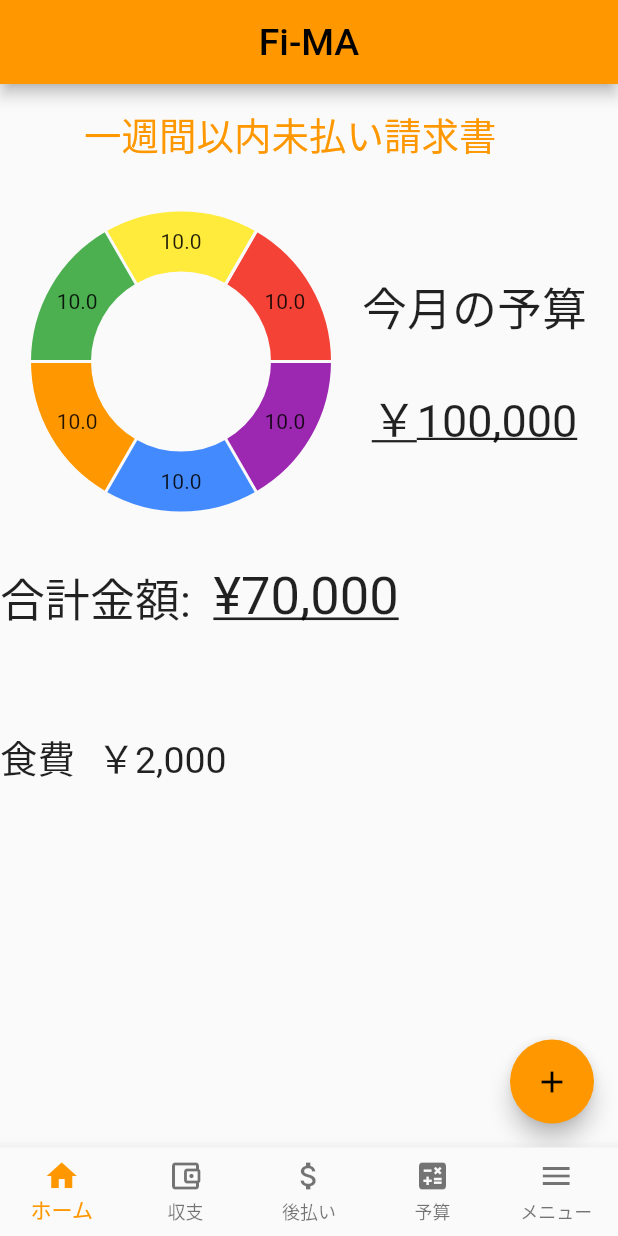
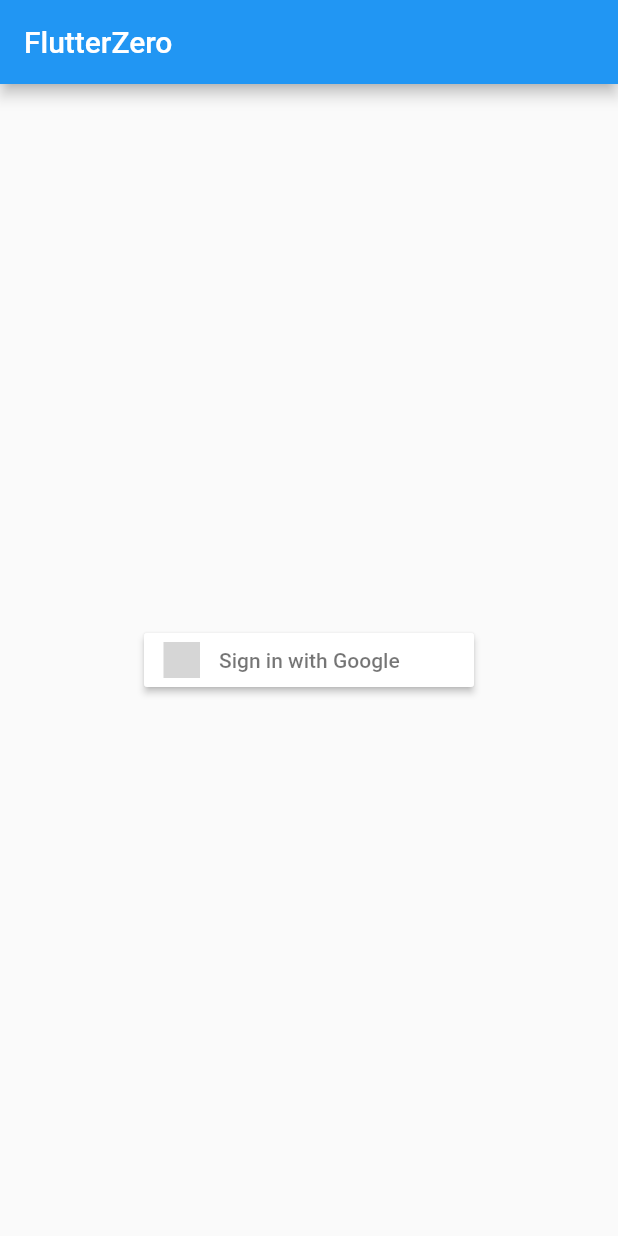
Before and after one commit to spr2140076/fi_ma202, a Flutter app: the screen it shows after launch, on a phone screen of 412 x 824 dp. Run offline on Flutter 3.47's test engine with Material 2 defaults, Android fonts, the phone set to English and light mode, and no system bars; drawn by our look-alikes of fl_chart; our stand-ins replace firebase_auth, firebase_core, flutter_local_notifications, flutter_native_timezone, flutter_riverpod, flutter_signin_button and 3 more; missing offline and left inert: flutter_app_badger; accounts and stored records are empty; grey boxes are pictures that could not be loaded.

Commit message:
ログイン実装

```diff
--- a/lib/footer.dart
+++ b/lib/footer.dart
@@ -1,10 +1,33 @@
-import 'package:fi_ma/home_screen.dart';
+import 'package:fi_ma/login.dart';
+import 'package:fi_ma/view/home_screen.dart';
 import 'package:fi_ma/view/budget/budget.dart';
 import 'package:fi_ma/view/deferred_payment/deferred_payment_list.dart';
 import 'package:fi_ma/view/register/exin_list.dart';
+import 'package:firebase_auth/firebase_auth.dart';
 import 'package:flutter/material.dart';
 import 'package:fi_ma/view/menu.dart';
 
+class MyApp extends StatelessWidget {
+  @override
+  Widget build(BuildContext context) => MaterialApp(
+    title: 'Flutter app',
+    home: StreamBuilder<User?>(
+      stream: FirebaseAuth.instance.authStateChanges(),
+      builder: (context, snapshot) {
+        if (snapshot.connectionState == ConnectionState.waiting) {
+          // スプラッシュ画面などに書き換えても良い
+          return const SizedBox();
+        }
+        if (snapshot.hasData) {
+          // User が null でなない、つまりサインイン済みのホーム画面へ
+          return const Footer();
+        }
+        // User が null である、つまり未サインインのサインイン画面へ
+        return LoginScreen();
+      },
+    ),
+  );
+}
 
 class Footer extends StatefulWidget {
   const Footer({Key? key}) : super(key: key);
--- /dev/null
+++ b/lib/login.dart
@@ -0,0 +1,44 @@
+import 'package:fi_ma/footer.dart';
+import 'package:flutter/cupertino.dart';
+import 'package:flutter/material.dart';
+import 'package:flutter_riverpod/flutter_riverpod.dart';
+import 'package:flutter_signin_button/button_list.dart';
+import 'package:flutter_signin_button/button_view.dart';
+
+import 'main.dart';
+
+class LoginScreen extends ConsumerWidget {
+  const LoginScreen({Key? key}) : super(key: key);
+
+  @override
+  Widget build(BuildContext context, WidgetRef ref) {
+    final googleProvider = ref.watch(googlSignInProvider);
+
+    return MaterialApp(
+      home: Scaffold(
+        appBar: AppBar(title: const Text('FlutterZero')),
+        body: Center(
+          child: Column(
+            mainAxisAlignment: MainAxisAlignment.center,
+            children: [
+              SignInButton(
+                Buttons.Google,
+                onPressed: () async {
+                  await googleProvider.googleLogin();
+                  if (googleProvider.auth.currentUser != null) {
+                    Navigator.push(
+                      context,
+                      MaterialPageRoute(
+                        builder: (context) => const Footer(),
+                      ),
+                    );
+                  }
+                },
+              ),
+            ],
+          ),
+        ),
+      ),
+    );
+  }
+}
--- a/lib/main.dart
+++ b/lib/main.dart
@@ -1,29 +1,76 @@
+import 'package:firebase_auth/firebase_auth.dart';
+import 'package:firebase_core/firebase_core.dart';
 import 'package:flutter/material.dart';
+import 'package:flutter_riverpod/flutter_riverpod.dart';
+import 'package:google_sign_in/google_sign_in.dart';
 import 'footer.dart';
 import 'package:flutter_localizations/flutter_localizations.dart';
 
-void main() {
-  runApp(const MyApp());
+class googlSignInNotifier extends ChangeNotifier {
+  final _googleSignIn = GoogleSignIn();
+  final _auth = FirebaseAuth.instance;
+
+  GoogleSignInAccount? _user;
+  GoogleSignInAccount get user => _user!;
+  FirebaseAuth get auth => _auth;
+
+  Future googleLogin() async {
+    try {
+      final googleUser = await _googleSignIn.signIn();
+
+      if (googleUser == null) return;
+      _user = googleUser;
+
+      final GoogleSignInAuthentication googlAuth =
+      await googleUser.authentication;
+
+      final credential = GoogleAuthProvider.credential(
+        accessToken: googlAuth.accessToken,
+        idToken: googlAuth.idToken,
+      );
+
+      await _auth.signInWithCredential(credential);
+      notifyListeners();
+    } catch (e) {
+      print('Error: $e');
+    }
+  }
+
+  Future logout() async {
+    await _googleSignIn.signOut();
+    FirebaseAuth.instance.signOut();
+  }
 }
 
-class MyApp extends StatelessWidget {
-  const MyApp({super.key});
+final googlSignInProvider = ChangeNotifierProvider((ref) {
+  return googlSignInNotifier();
+});
 
-  // This widget is the root of your application.
-  @override
-  Widget build(BuildContext context) {
-    return MaterialApp(
-      title: 'Flutter Demo',
-      theme: ThemeData(
-        primarySwatch: Colors.orange,
-      ),
-      localizationsDelegates: [
-        GlobalMaterialLocalizations.delegate,
-        GlobalWidgetsLocalizations.delegate,
-      ],
-      routes: <String, WidgetBuilder>{
-        '/': (_) => Footer(),
-      },
-    );
-  }
+void main() async {
+  WidgetsFlutterBinding.ensureInitialized();
+  await Firebase.initializeApp();
+
+  runApp(ProviderScope(child: MyApp()));
 }
+
+// class MyApp extends StatelessWidget {
+//   const MyApp({super.key});
+//
+//   // This widget is the root of your application.
+//   @override
+//   Widget build(BuildContext context) {
+//     return MaterialApp(
+//       title: 'Flutter Demo',
+//       theme: ThemeData(
+//         primarySwatch: Colors.orange,
+//       ),
+//       localizationsDelegates: [
+//         GlobalMaterialLocalizations.delegate,
+//         GlobalWidgetsLocalizations.delegate,
+//       ],
+//       routes: <String, WidgetBuilder>{
+//         '/': (_) => Footer(),
+//       },
+//     );
+//   }
+// }
--- a/pubspec.yaml
+++ b/pubspec.yaml
@@ -45,6 +45,11 @@ dependencies:
   flutter_local_notifications: ^12.0.2
   flutter_native_timezone: ^2.0.0
   flutter_app_badger: ^1.3.0
+  firebase_core: ^2.1.0
+  firebase_auth: ^4.0.2
+  flutter_riverpod: ^2.0.2
+  flutter_signin_button: ^2.0.0
+  google_sign_in: ^5.4.2
 
 dev_dependencies:
   flutter_test:
```
Also changed, not shown: lib/view/home_screen.dart (renamed from lib/home_screen.dart), pubspec.lock, 4 other files.
